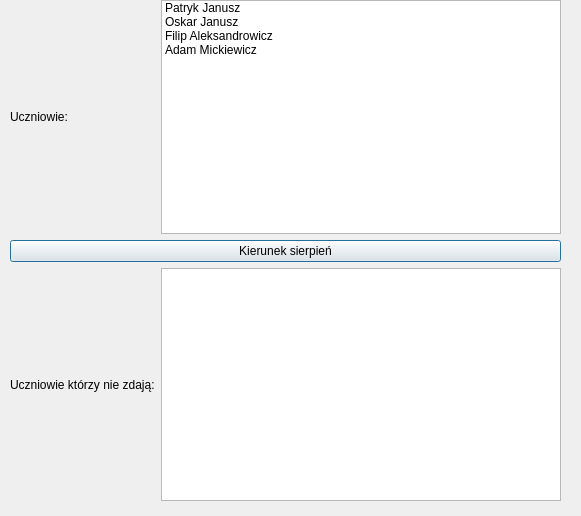
Qt form layout.ui (Jakub3Tp/Uczniowie) before a commit.
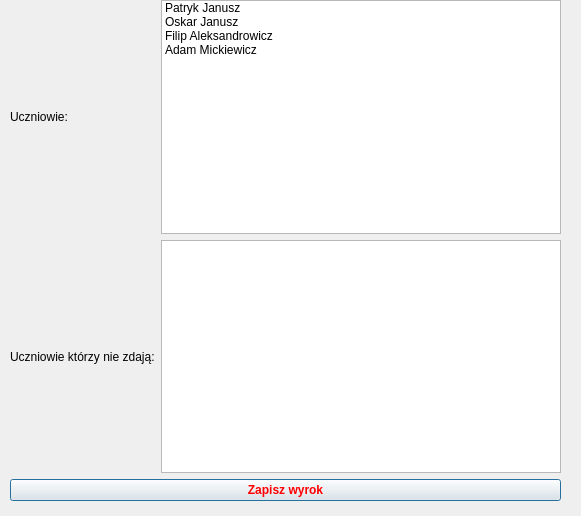
The same form after that commit.

```diff
--- a/layout.ui
+++ b/layout.ui
@@ -30,6 +30,13 @@
       </property>
      </widget>
     </item>
+    <item row="1" column="0">
+     <widget class="QLabel" name="label_2">
+      <property name="text">
+       <string>Uczniowie którzy nie zdają:</string>
+      </property>
+     </widget>
+    </item>
     <item row="0" column="1">
      <widget class="QListWidget" name="students">
       <item>
@@ -54,20 +61,17 @@
       </item>
      </widget>
     </item>
-    <item row="2" column="0">
-     <widget class="QLabel" name="label_2">
-      <property name="text">
-       <string>Uczniowie którzy nie zdają:</string>
-      </property>
-     </widget>
-    </item>
-    <item row="2" column="1">
+    <item row="1" column="1">
      <widget class="QListWidget" name="failStudents"/>
     </item>
-    <item row="1" column="0" colspan="2">
-     <widget class="QPushButton" name="august">
+    <item row="2" column="0" colspan="2">
+     <widget class="QPushButton" name="judgement">
+      <property name="styleSheet">
+       <string notr="true">font-weight: bold;
+color: #FF0000</string>
+      </property>
       <property name="text">
-       <string>Kierunek sierpień</string>
+       <string>Zapisz wyrok</string>
       </property>
      </widget>
     </item>
```
